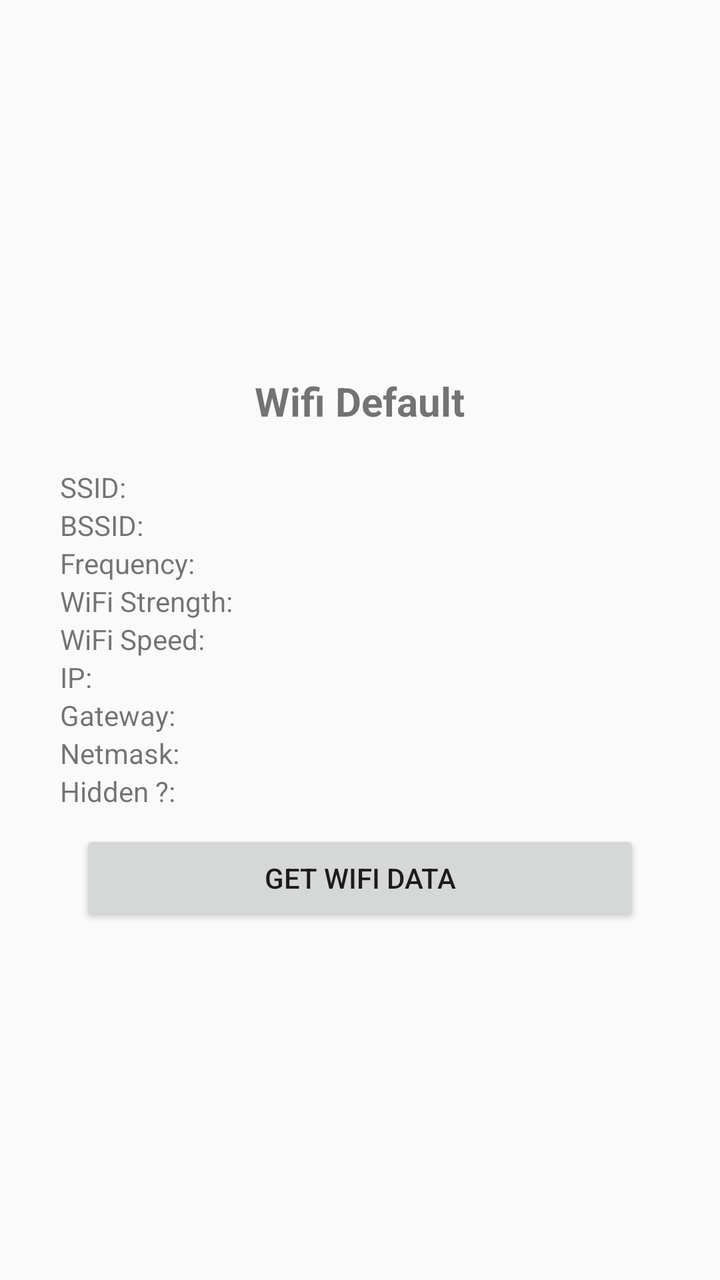
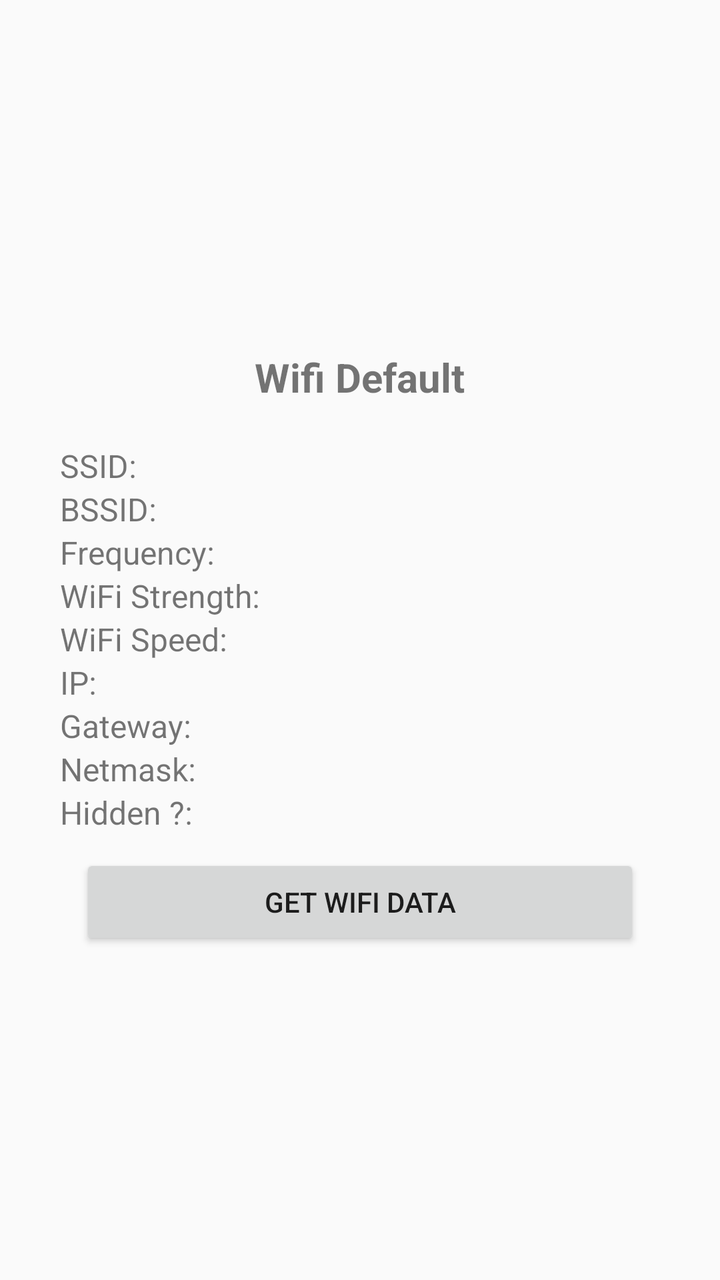

Two renders of the same Android screen: before a commit and after it. Below are the layout's source before the change and the commit's diff.
<!-- AndroidManifest.xml: application theme Theme.DoxeApp -->
<!-- res/layout/wifi_activity.xml -->
<?xml version="1.0" encoding="utf-8"?>
<LinearLayout xmlns:android="http://schemas.android.com/apk/res/android"
    android:layout_width="match_parent"
    android:layout_height="match_parent"
    android:gravity="center"
    android:orientation="vertical"
    android:padding="30dp">


    <TextView
        android:id="@+id/textViewWifiTitle"
        android:layout_width="wrap_content"
        android:layout_height="wrap_content"
        android:layout_margin="20dp"
        android:text="@string/wifiTitleDefault"
        android:textSize="20sp"
        android:textStyle="bold" />

    <TextView
        android:id="@+id/textViewSSID"
        android:layout_width="match_parent"
        android:layout_height="wrap_content"
        android:text="@string/ssidRes" />

    <TextView
        android:id="@+id/textViewBSSID"
        android:layout_width="match_parent"
        android:layout_height="wrap_content"
        android:text="@string/bssidRes" />

    <TextView
        android:id="@+id/textViewFrec"
        android:layout_width="match_parent"
        android:layout_height="wrap_content"
        android:text="@string/frecRes" />

    <TextView
        android:id="@+id/textViewStrenght"
        android:layout_width="match_parent"
        android:layout_height="wrap_content"
        android:text="@string/strengthRes" />

    <TextView
        android:id="@+id/textViewSpeed"
        android:layout_width="match_parent"
        android:layout_height="wrap_content"
        android:text="@string/speedRes" />

    <TextView
        android:id="@+id/textViewIP"
        android:layout_width="match_parent"
        android:layout_height="wrap_content"
        android:text="@string/ipRes" />

    <TextView
        android:id="@+id/textViewGateway"
        android:layout_width="match_parent"
        android:layout_height="wrap_content"
        android:text="@string/gateRes" />

    <TextView
        android:id="@+id/textViewMask"
        android:layout_width="match_parent"
        android:layout_height="wrap_content"
        android:text="@string/maskRes" />

    <TextView
        android:id="@+id/textViewHidden"
        android:layout_width="match_parent"
        android:layout_height="wrap_content"
        android:text="@string/hiddenRes" />

    <Button
        android:id="@+id/buttonGetWifiData"
        android:layout_width="match_parent"
        android:layout_height="wrap_content"
        android:layout_margin="10dp"
        android:text="@string/getWifiData" />

</LinearLayout>
<!-- resources referenced by this layout -->
<resources>
  <string name="bssidRes">BSSID:</string>
  <string name="frecRes">Frequency:</string>
  <string name="gateRes">Gateway:</string>
  <string name="getWifiData">Get WiFi Data</string>
  <string name="hiddenRes">"Hidden ?: "</string>
  <string name="ipRes">IP:</string>
  <string name="maskRes">Netmask:</string>
  <string name="speedRes">WiFi Speed:</string>
  <string name="ssidRes">"SSID: "</string>
  <string name="strengthRes">WiFi Strength:</string>
  <string name="wifiTitleDefault">Wifi Default</string>
  <style name="Theme.DoxeApp" parent="Theme.AppCompat.Light.NoActionBar">
          <item name="colorPrimary">@color/purple_500</item>
          <item name="colorPrimaryDark">@color/purple_700</item>
          <item name="colorAccent">@color/teal_200</item>
      </style>
  <color name="purple_500">#FF6200EE</color>
  <color name="purple_700">#FF3700B3</color>
  <color name="teal_200">#FF03DAC5</color>
</resources>

<!-- the commit's change to res/layout/wifi_activity.xml (unified diff, before → after) -->
@@ -5,7 +5,6 @@
     android:gravity="center"
     android:orientation="vertical"
     android:padding="30dp">
-
 
     <TextView
         android:id="@+id/textViewWifiTitle"
@@ -20,55 +19,64 @@
         android:id="@+id/textViewSSID"
         android:layout_width="match_parent"
         android:layout_height="wrap_content"
-        android:text="@string/ssidRes" />
+        android:text="@string/ssidRes"
+        android:textSize="16sp" />
 
     <TextView
         android:id="@+id/textViewBSSID"
         android:layout_width="match_parent"
         android:layout_height="wrap_content"
-        android:text="@string/bssidRes" />
+        android:text="@string/bssidRes"
+        android:textSize="16sp" />
 
     <TextView
         android:id="@+id/textViewFrec"
         android:layout_width="match_parent"
         android:layout_height="wrap_content"
-        android:text="@string/frecRes" />
+        android:text="@string/frecRes"
+        android:textSize="16sp" />
 
     <TextView
-        android:id="@+id/textViewStrenght"
+        android:id="@+id/textViewStrength"
         android:layout_width="match_parent"
         android:layout_height="wrap_content"
-        android:text="@string/strengthRes" />
+        android:text="@string/strengthRes"
+        android:textSize="16sp" />
 
     <TextView
         android:id="@+id/textViewSpeed"
         android:layout_width="match_parent"
         android:layout_height="wrap_content"
-        android:text="@string/speedRes" />
+        android:text="@string/speedRes"
+        android:textSize="16sp" />
 
     <TextView
         android:id="@+id/textViewIP"
         android:layout_width="match_parent"
         android:layout_height="wrap_content"
-        android:text="@string/ipRes" />
+        android:text="@string/ipRes"
+        android:textSize="16sp" />
 
     <TextView
         android:id="@+id/textViewGateway"
         android:layout_width="match_parent"
         android:layout_height="wrap_content"
-        android:text="@string/gateRes" />
+        android:text="@string/gateRes"
+        android:textSize="16sp" />
 
     <TextView
         android:id="@+id/textViewMask"
         android:layout_width="match_parent"
         android:layout_height="wrap_content"
-        android:text="@string/maskRes" />
+        android:text="@string/maskRes"
+        android:textSize="16sp" />
 
     <TextView
         android:id="@+id/textViewHidden"
         android:layout_width="match_parent"
         android:layout_height="wrap_content"
-        android:text="@string/hiddenRes" />
+        android:text="@string/hiddenRes"
+        android:textSize="16sp" />
 
     <Button
         android:id="@+id/buttonGetWifiData"
<!-- resource entries referenced after the edit -->
@@ -1,15 +1,15 @@
 <!-- resources referenced by this layout -->
 <resources>
-  <string name="bssidRes">BSSID:</string>
-  <string name="frecRes">Frequency:</string>
-  <string name="gateRes">Gateway:</string>
+  <string name="bssidRes">"BSSID: "</string>
+  <string name="frecRes">"Frequency: "</string>
+  <string name="gateRes">"Gateway: "</string>
   <string name="getWifiData">Get WiFi Data</string>
   <string name="hiddenRes">"Hidden ?: "</string>
-  <string name="ipRes">IP:</string>
-  <string name="maskRes">Netmask:</string>
-  <string name="speedRes">WiFi Speed:</string>
+  <string name="ipRes">"IP: "</string>
+  <string name="maskRes">"Netmask: "</string>
+  <string name="speedRes">"WiFi Speed: "</string>
   <string name="ssidRes">"SSID: "</string>
-  <string name="strengthRes">WiFi Strength:</string>
+  <string name="strengthRes">"WiFi Strength: "</string>
   <string name="wifiTitleDefault">Wifi Default</string>
   <style name="Theme.DoxeApp" parent="Theme.AppCompat.Light.NoActionBar">
           <item name="colorPrimary">@color/purple_500</item>
